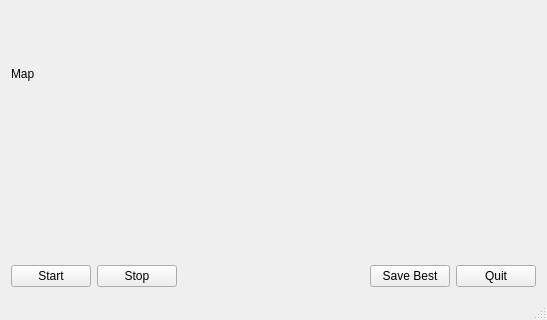
Before: the Qt Designer form mainwindow.ui in icoz/evo, drawn with Qt 5; both pictures show x 0 to 547 and y 160 to 480 of the 547 by 480 pixel window.
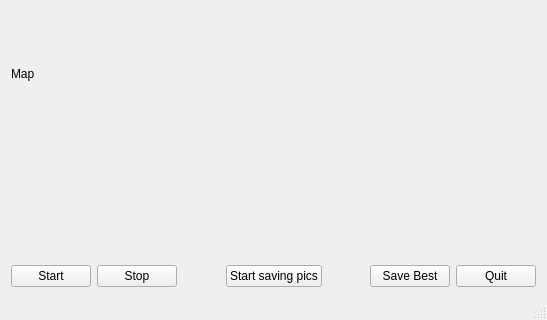
After: the same form once the commit is applied.

Commit message: MainWindow: added Save pics button and implementation

```diff
--- a/mainwindow.ui
+++ b/mainwindow.ui
@@ -69,6 +69,29 @@
         </property>
        </widget>
       </item>
+      <item>
+       <spacer name="horizontalSpacer_2">
+        <property name="orientation">
+         <enum>Qt::Horizontal</enum>
+        </property>
+        <property name="sizeHint" stdset="0">
+         <size>
+          <width>40</width>
+          <height>20</height>
+         </size>
+        </property>
+       </spacer>
+      </item>
+      <item>
+       <widget class="QPushButton" name="btnSavePics">
+        <property name="text">
+         <string>Start saving pics</string>
+        </property>
+        <property name="checkable">
+         <bool>true</bool>
+        </property>
+       </widget>
+      </item>
       <item>
        <spacer name="horizontalSpacer">
         <property name="orientation">
```
The commit also changes 2 other files.
